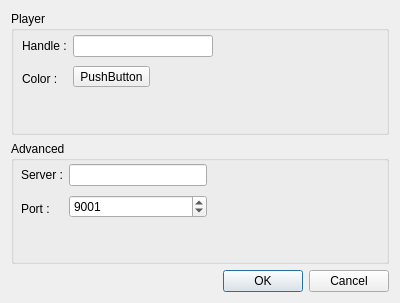
This is appdialog.ui in bubbles3D/Bubble-Client as Qt 5 draws it before an edit. The edited form follows.
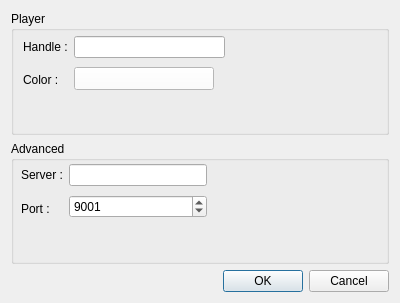
This is the edited form.

Commit message: More visual color selection + default color is white.

The edit to the form file:
```diff
--- a/appdialog.ui
+++ b/appdialog.ui
@@ -21,12 +21,12 @@
        <property name="title">
         <string>Player</string>
        </property>
-       <widget class="QWidget" name="">
+       <widget class="QWidget" name="layoutWidget">
         <property name="geometry">
          <rect>
-          <x>11</x>
-          <y>21</y>
-          <width>191</width>
+          <x>12</x>
+          <y>22</y>
+          <width>202</width>
           <height>60</height>
          </rect>
         </property>
@@ -55,9 +55,18 @@
             <widget class="QLineEdit" name="PlayerName"/>
            </item>
            <item>
-            <widget class="QToolButton" name="toolButton">
+            <widget class="QToolButton" name="colorButton">
+             <property name="minimumSize">
+              <size>
+               <width>140</width>
+               <height>0</height>
+              </size>
+             </property>
+             <property name="styleSheet">
+              <string notr="true">* { background-color: rgb(255,255,255) }</string>
+             </property>
              <property name="text">
-              <string>PushButton</string>
+              <string/>
              </property>
             </widget>
            </item>
```
The commit also changes 2 other files.
